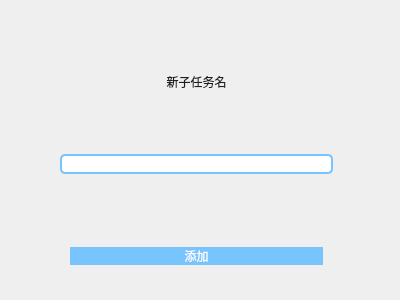
Qt form add_subtask.ui (interestingLSY/DDL-Firewall) before a commit.
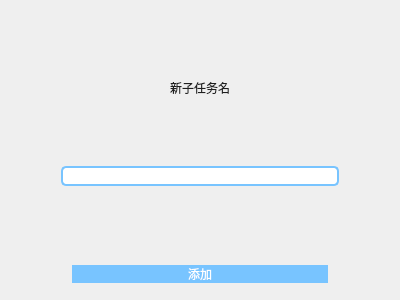
The same form after that commit.

The edit to the form file:
```diff
--- a/add_subtask.ui
+++ b/add_subtask.ui
@@ -13,15 +13,8 @@
   <property name="windowTitle">
    <string>Dialog</string>
   </property>
-  <widget class="QWidget" name="verticalLayoutWidget">
-   <property name="geometry">
-    <rect>
-     <x>10</x>
-     <y>10</y>
-     <width>373</width>
-     <height>261</height>
-    </rect>
-   </property>
+  <layout class="QGridLayout" name="gridLayout">
+   <item row="0" column="0">
    <layout class="QVBoxLayout" name="verticalLayout" stretch="2,2,1,2">
     <property name="sizeConstraint">
      <enum>QLayout::SetNoConstraint</enum>
@@ -163,7 +156,8 @@
      </layout>
     </item>
    </layout>
-  </widget>
+   </item>
+  </layout>
  </widget>
  <resources/>
  <connections/>
```
Lines whose indentation alone changed are shown as unchanged.
